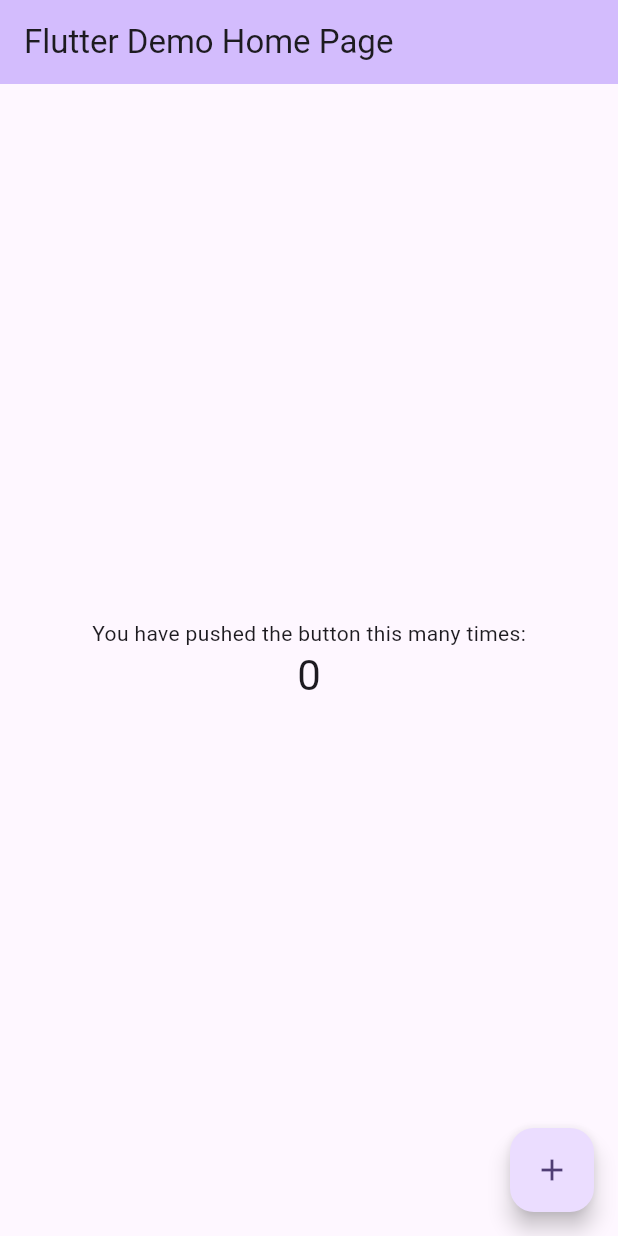
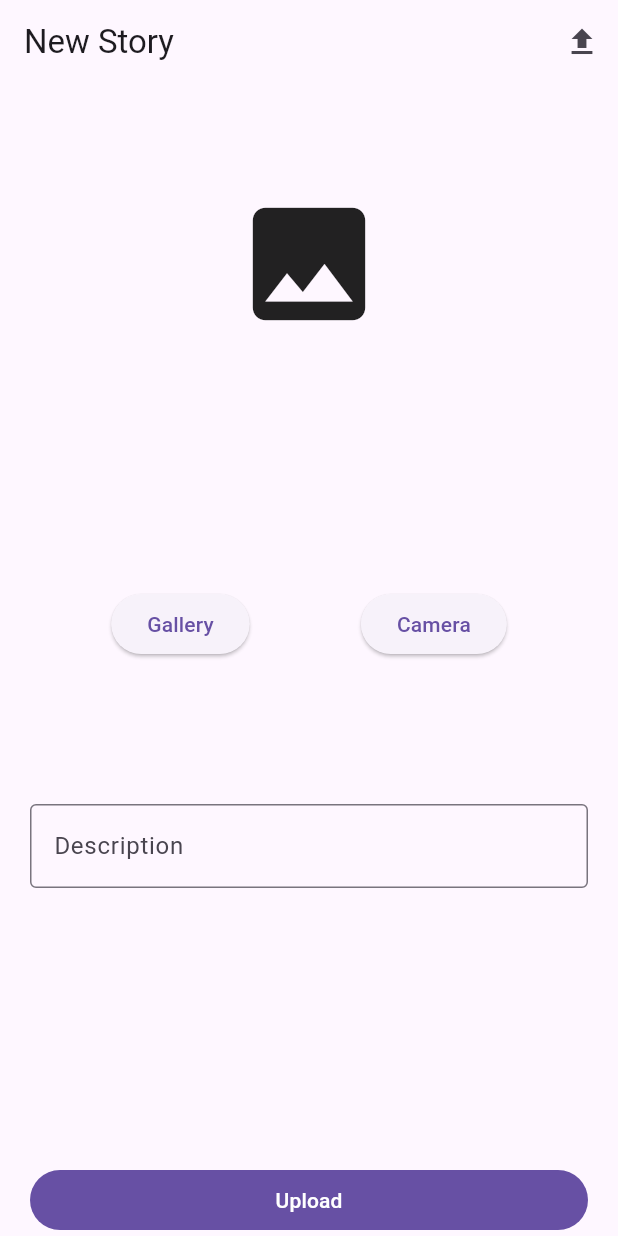
Before and after one commit to askara22/story-app, a Flutter app: the screen it shows after launch, on a phone screen of 412 x 824 dp. Run offline on Flutter 3.47's test engine with Material 3 defaults, Android fonts, the phone set to English and light mode, and no system bars.

Commit message:
upload story screen

```diff
--- a/lib/main.dart
+++ b/lib/main.dart
@@ -1,125 +1,15 @@
 import 'package:flutter/material.dart';
+import 'package:provider/provider.dart';
+import 'package:submission_flutter_4/screen/new_story_screen.dart';
+import 'package:submission_flutter_4/provider/image_provider.dart';
 
 void main() {
-  runApp(const MyApp());
+  runApp(
+    ChangeNotifierProvider(
+      create: (context) => TakeImageProvider(),
+      child: const MaterialApp(
+        home: NewStoryScreen(),
+      ),
+    ),
+  );
 }
-
-class MyApp extends StatelessWidget {
-  const MyApp({super.key});
-
-  // This widget is the root of your application.
-  @override
-  Widget build(BuildContext context) {
-    return MaterialApp(
-      title: 'Flutter Demo',
-      theme: ThemeData(
-        // This is the theme of your application.
-        //
-        // TRY THIS: Try running your application with "flutter run". You'll see
-        // the application has a purple toolbar. Then, without quitting the app,
-        // try changing the seedColor in the colorScheme below to Colors.green
-        // and then invoke "hot reload" (save your changes or press the "hot
-        // reload" button in a Flutter-supported IDE, or press "r" if you used
-        // the command line to start the app).
-        //
-        // Notice that the counter didn't reset back to zero; the application
-        // state is not lost during the reload. To reset the state, use hot
-        // restart instead.
-        //
-        // This works for code too, not just values: Most code changes can be
-        // tested with just a hot reload.
-        colorScheme: ColorScheme.fromSeed(seedColor: Colors.deepPurple),
-        useMaterial3: true,
-      ),
-      home: const MyHomePage(title: 'Flutter Demo Home Page'),
-    );
-  }
-}
-
-class MyHomePage extends StatefulWidget {
-  const MyHomePage({super.key, required this.title});
-
-  // This widget is the home page of your application. It is stateful, meaning
-  // that it has a State object (defined below) that contains fields that affect
-  // how it looks.
-
-  // This class is the configuration for the state. It holds the values (in this
-  // case the title) provided by the parent (in this case the App widget) and
-  // used by the build method of the State. Fields in a Widget subclass are
-  // always marked "final".
-
-  final String title;
-
-  @override
-  State<MyHomePage> createState() => _MyHomePageState();
-}
-
-class _MyHomePageState extends State<MyHomePage> {
-  int _counter = 0;
-
-  void _incrementCounter() {
-    setState(() {
-      // This call to setState tells the Flutter framework that something has
-      // changed in this State, which causes it to rerun the build method below
-      // so that the display can reflect the updated values. If we changed
-      // _counter without calling setState(), then the build method would not be
-      // called again, and so nothing would appear to happen.
-      _counter++;
-    });
-  }
-
-  @override
-  Widget build(BuildContext context) {
-    // This method is rerun every time setState is called, for instance as done
-    // by the _incrementCounter method above.
-    //
-    // The Flutter framework has been optimized to make rerunning build methods
-    // fast, so that you can just rebuild anything that needs updating rather
-    // than having to individually change instances of widgets.
-    return Scaffold(
-      appBar: AppBar(
-        // TRY THIS: Try changing the color here to a specific color (to
-        // Colors.amber, perhaps?) and trigger a hot reload to see the AppBar
-        // change color while the other colors stay the same.
-        backgroundColor: Theme.of(context).colorScheme.inversePrimary,
-        // Here we take the value from the MyHomePage object that was created by
-        // the App.build method, and use it to set our appbar title.
-        title: Text(widget.title),
-      ),
-      body: Center(
-        // Center is a layout widget. It takes a single child and positions it
-        // in the middle of the parent.
-        child: Column(
-          // Column is also a layout widget. It takes a list of children and
-          // arranges them vertically. By default, it sizes itself to fit its
-          // children horizontally, and tries to be as tall as its parent.
-          //
-          // Column has various properties to control how it sizes itself and
-          // how it positions its children. Here we use mainAxisAlignment to
-          // center the children vertically; the main axis here is the vertical
-          // axis because Columns are vertical (the cross axis would be
-          // horizontal).
-          //
-          // TRY THIS: Invoke "debug painting" (choose the "Toggle Debug Paint"
-          // action in the IDE, or press "p" in the console), to see the
-          // wireframe for each widget.
-          mainAxisAlignment: MainAxisAlignment.center,
-          children: <Widget>[
-            const Text(
-              'You have pushed the button this many times:',
-            ),
-            Text(
-              '$_counter',
-              style: Theme.of(context).textTheme.headlineMedium,
-            ),
-          ],
-        ),
-      ),
-      floatingActionButton: FloatingActionButton(
-        onPressed: _incrementCounter,
-        tooltip: 'Increment',
-        child: const Icon(Icons.add),
-      ), // This trailing comma makes auto-formatting nicer for build methods.
-    );
-  }
-}
--- /dev/null
+++ b/lib/provider/image_provider.dart
@@ -0,0 +1,10 @@
+import 'package:flutter/material.dart';
+
+class TakeImageProvider extends ChangeNotifier {
+  String? imagePath;
+
+  void setImagePath(String? value) {
+    imagePath = value;
+    notifyListeners();
+  }
+}
--- /dev/null
+++ b/lib/screen/new_story_screen.dart
@@ -0,0 +1,94 @@
+import 'package:flutter/material.dart';
+import 'package:provider/provider.dart';
+import 'package:submission_flutter_4/provider/image_provider.dart';
+
+class NewStoryScreen extends StatefulWidget {
+  const NewStoryScreen({super.key});
+
+  @override
+  State<NewStoryScreen> createState() => _NewStoryScreenState();
+}
+
+class _NewStoryScreenState extends State<NewStoryScreen> {
+  TextEditingController desController = TextEditingController();
+
+  @override
+  Widget build(BuildContext context) {
+    return Scaffold(
+      appBar: AppBar(
+        title: const Text("New Story"),
+        actions: [
+          IconButton(
+            onPressed: () => _onUpload(),
+            icon: const Icon(Icons.upload),
+            tooltip: "Unggah",
+          ),
+        ],
+      ),
+      body: SafeArea(
+        child: Column(
+          crossAxisAlignment: CrossAxisAlignment.stretch,
+          children: [
+            Expanded(
+              flex: 1,
+              child: context.watch<TakeImageProvider>().imagePath == null
+                  ? const Align(
+                      alignment: Alignment.center,
+                      child: Icon(
+                        Icons.image,
+                        size: 100,
+                      ),
+                    )
+                  : _showImage(),
+            ),
+            Expanded(
+              child: Row(
+                crossAxisAlignment: CrossAxisAlignment.center,
+                mainAxisAlignment: MainAxisAlignment.spaceEvenly,
+                children: [
+                  ElevatedButton(
+                    onPressed: () => _onGalleryView(),
+                    child: const Text("Gallery"),
+                  ),
+                  ElevatedButton(
+                    onPressed: () => _onCameraView(),
+                    child: const Text("Camera"),
+                  ),
+                ],
+              ),
+            ),
+            Expanded(
+                child: Padding(
+              padding: const EdgeInsets.only(left: 20, right: 20),
+              child: SizedBox(
+                height: 16,
+                child: TextField(
+                  controller: desController,
+                  keyboardType: TextInputType.multiline,
+                  decoration: InputDecoration(
+                      border: OutlineInputBorder(), hintText: 'Description'),
+                ),
+              ),
+            )),
+            Padding(
+                padding: const EdgeInsets.only(left: 20, right: 20),
+                child: FilledButton(
+                    onPressed: () => _onUpload(), child: const Text('Upload'))),
+          ],
+        ),
+      ),
+    );
+  }
+
+  _onUpload() async {}
+
+  _onGalleryView() async {}
+
+  _onCameraView() async {}
+
+  _onCustomCameraView() async {}
+
+  Widget _showImage() {
+    return Container();
+  }
+}
```
Also changed, not shown: pubspec.yaml (+5 -4 lines), pubspec.lock, 12 other files.
